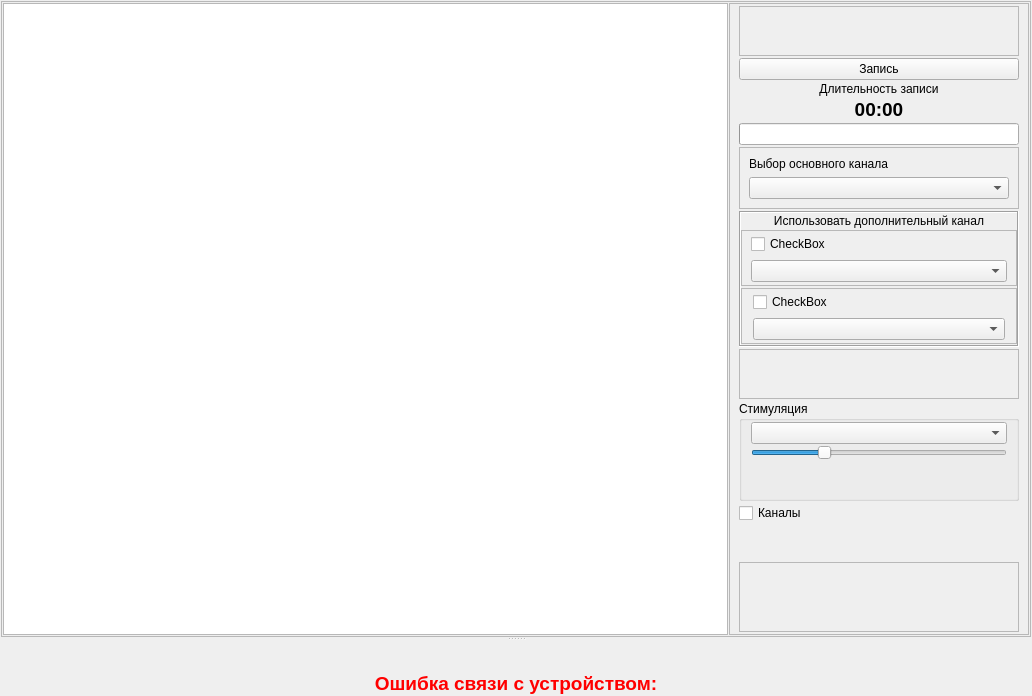
Qt form metodics/trenagers/trenexecute.ui (grigp/a-analyser) before a commit.
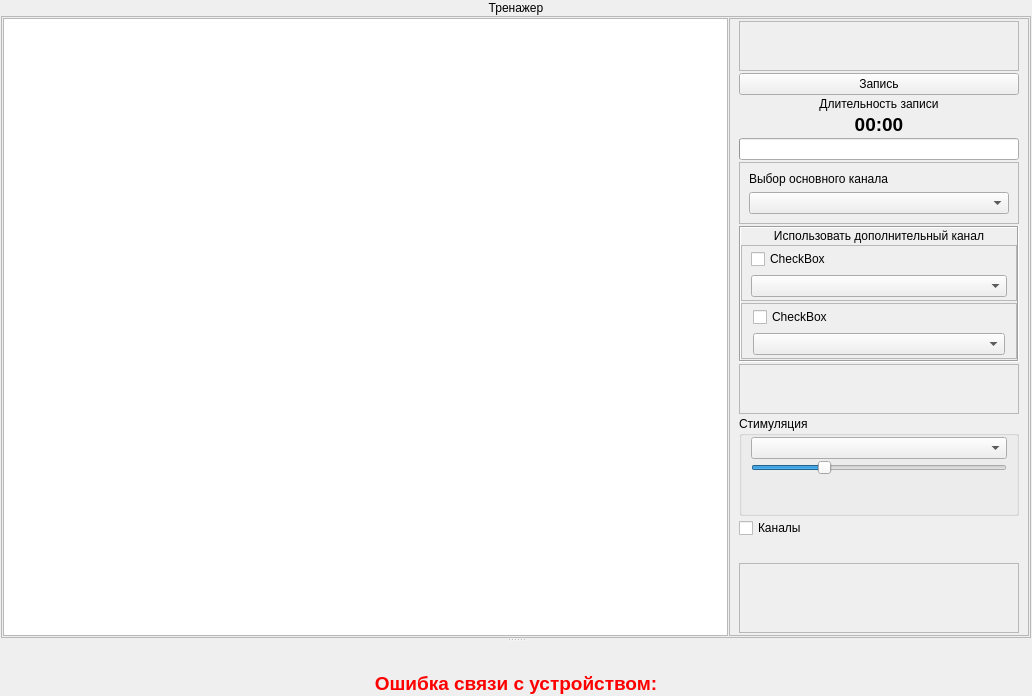
The same form after that commit. Icons and pictures are not drawn. Custom widgets are drawn as their Qt base class.

```diff
--- a/metodics/trenagers/trenexecute.ui
+++ b/metodics/trenagers/trenexecute.ui
@@ -29,6 +29,16 @@
    <property name="bottomMargin">
     <number>1</number>
    </property>
+   <item>
+    <widget class="QLabel" name="lblTrenTitle">
+     <property name="text">
+      <string>Тренажер</string>
+     </property>
+     <property name="alignment">
+      <set>Qt::AlignCenter</set>
+     </property>
+    </widget>
+   </item>
    <item>
     <widget class="QSplitter" name="splitter">
      <property name="orientation">
```
